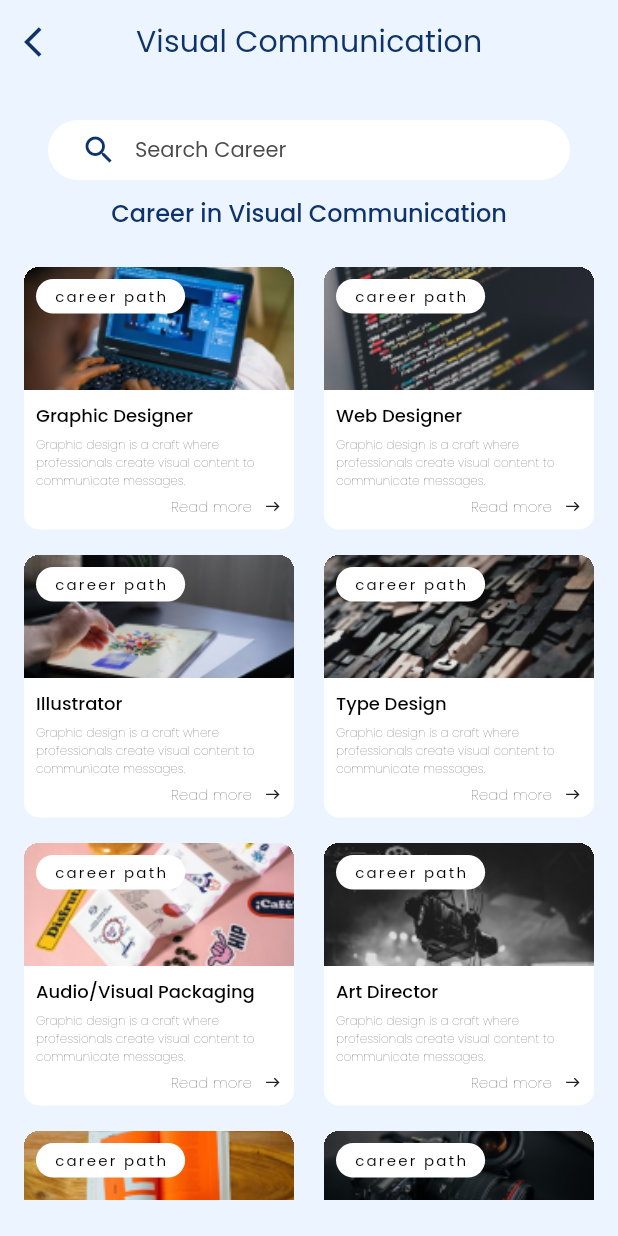
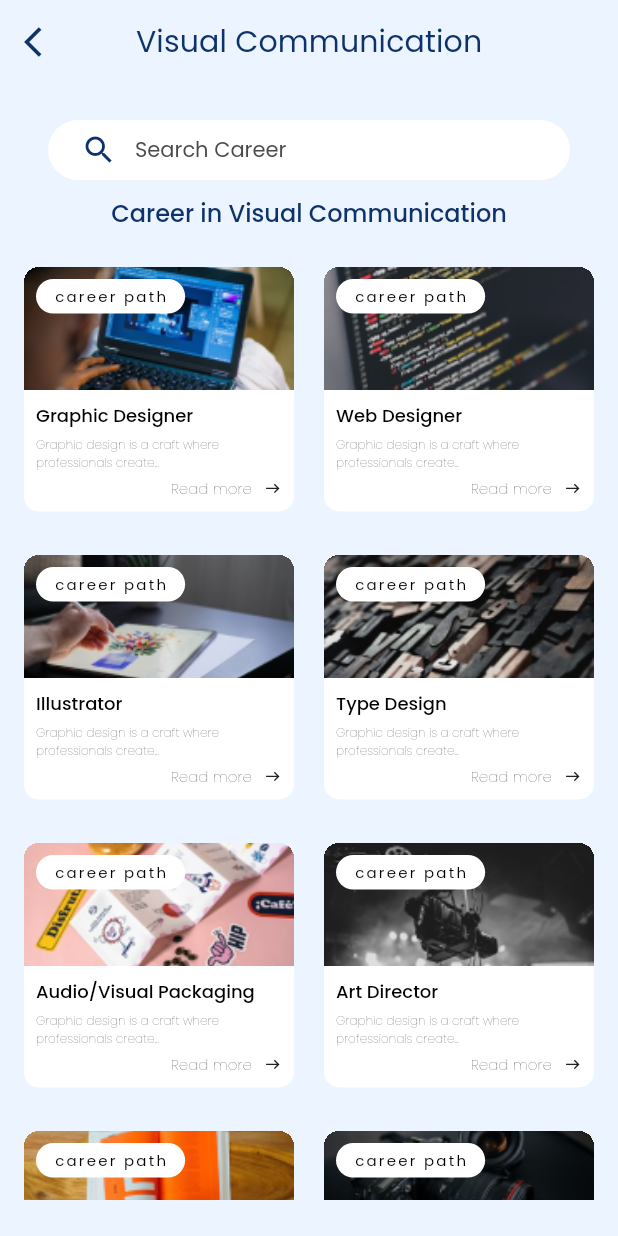
Before and after one commit to SelaseKay/decipher, a Flutter app: the CareerPathsExploreScreen screen opened directly, on a phone screen of 412 x 824 dp. Run offline on Flutter 3.47's test engine with Material 2 defaults, Android fonts, the phone set to English and light mode, and no system bars; our stand-ins replace flutter_svg, google_fonts.

Commit message:
still on explore screen

```diff
--- a/lib/componenets/auth_button.dart
+++ b/lib/componenets/auth_button.dart
@@ -22,7 +22,9 @@ class AuthButton extends StatelessWidget {
       onPressed: onPressed,
       child: Text(
         text,
-        style: Theme.of(context).textTheme.labelMedium,
+        style: Theme.of(context).textTheme.labelMedium?.copyWith(
+          color: Colors.white
+        ),
       ),
     );
   }
--- a/lib/componenets/career_path_item.dart
+++ b/lib/componenets/career_path_item.dart
@@ -56,9 +56,7 @@ class CareerPathItem extends StatelessWidget {
               ],
             ),
           ),
-          Flexible(
-            fit: FlexFit.loose,
-            child: Container(
+          Container(
             width: double.infinity,
             padding: const EdgeInsets.all(8.0),
             decoration: const BoxDecoration(
@@ -73,7 +71,6 @@ class CareerPathItem extends StatelessWidget {
               crossAxisAlignment: CrossAxisAlignment.start,
               children: [
                 Flexible(
-                     fit: FlexFit.loose,
                   child: Text(
                     title,
                     style: Theme.of(context).textTheme.labelMedium?.copyWith(
@@ -85,12 +82,14 @@ class CareerPathItem extends StatelessWidget {
                 const SizedBox(
                   height: 4.0,
                 ),
-                  Text(
+                Flexible(
+                  child: Text(
                     description,
                     style: Theme.of(context).textTheme.labelMedium?.copyWith(
                           color: Colors.black,
                           fontWeight: FontWeight.w100,
                           fontSize: 8.0,
+                        ),
                   ),
                 ),
                 const SizedBox(
@@ -133,7 +132,6 @@ class CareerPathItem extends StatelessWidget {
               ],
             ),
           ),
-          ),
         ],
       ),
     );
--- a/lib/screens/career_paths_explore_screenn.dart
+++ b/lib/screens/career_paths_explore_screenn.dart
@@ -32,7 +32,7 @@ class CareerPathsExploreScreen extends StatelessWidget {
         elevation: 0.0,
       ),
       body: Padding(
-         padding: const EdgeInsets.symmetric(
+        padding: const EdgeInsets.symmetric(
           horizontal: 16.0,
           vertical: 24.0,
         ),
@@ -49,9 +49,7 @@ class CareerPathsExploreScreen extends StatelessWidget {
               "Career in Visual Communication",
               textAlign: TextAlign.center,
               style: Theme.of(context).textTheme.labelMedium?.copyWith(
-                    fontSize: 16.0,
-                    color: Theme.of(context).primaryColor
-                  ),
+                  fontSize: 16.0, color: Theme.of(context).primaryColor),
             ),
             const SizedBox(
               height: 24.0,
@@ -60,15 +58,16 @@ class CareerPathsExploreScreen extends StatelessWidget {
               child: GridView.count(
                 // Create a grid with 2 columns. If you change the scrollDirection to
                 // horizontal, this produces 2 rows.
+                padding: const EdgeInsets.only(bottom: 16.0),
                 crossAxisCount: 2,
-               mainAxisSpacing: 12.0,
+                mainAxisSpacing: 12.0,
                 crossAxisSpacing: 20.0,
                 // Generate 100 widgets that display their index in the List.
                 children: List.generate(8, (index) {
                   return CareerPathItem(
                     title: careers[index].title,
                     description:
-                        "Graphic design is a craft where professionals create visual content to communicate messages.",
+                        "Graphic design is a craft where professionals create...",
                     onTap: () {},
                     assetPath: careers[index].assetPath,
                   );
```
Lines whose indentation alone changed are shown as unchanged.
